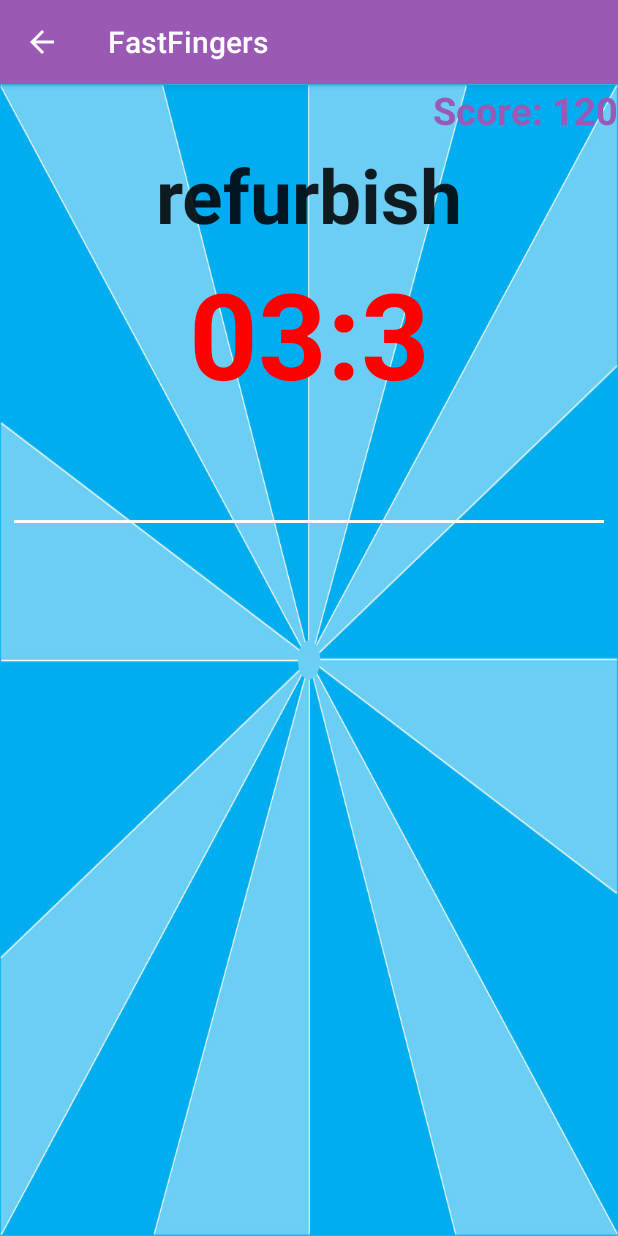
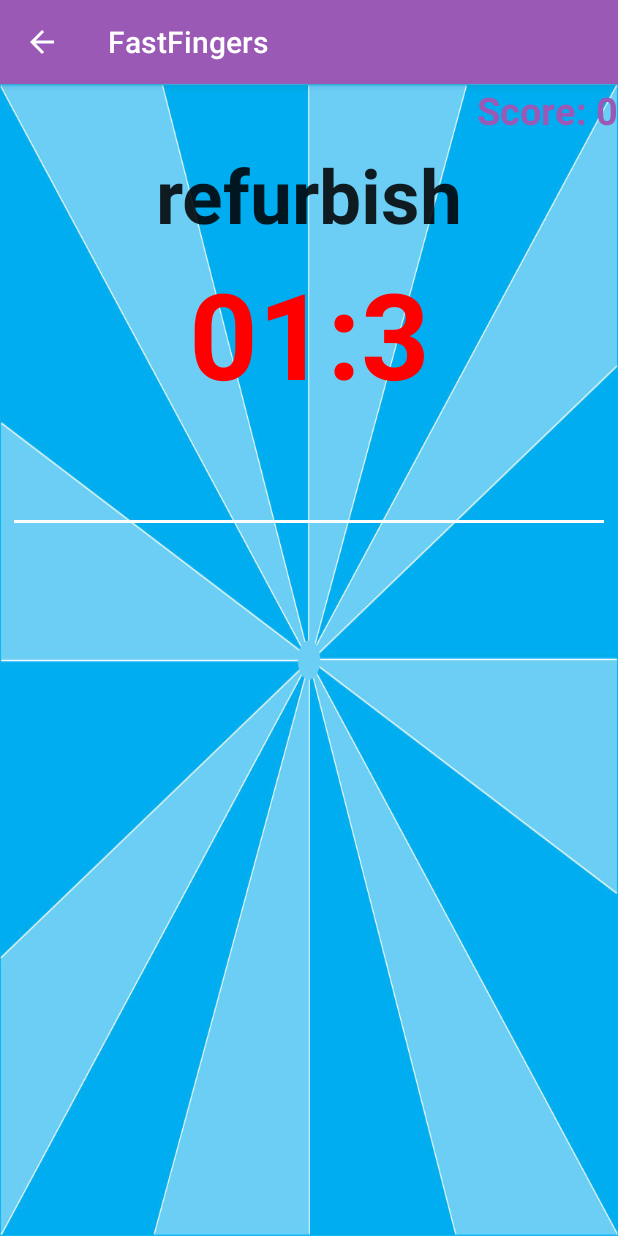
Before and after one commit to juancruzgs/FastFingers, an Android app: the GameActivity screen opened directly, with no data from a screen before it, on a phone screen of 412 x 824 dp. Run offline under Robolectric (Android 15) with nearby library versions, the phone set to English and light mode, and no system bars; 1 statement that could not run was skipped.

Commit message:
Score. Try Again.

```diff
--- a/app/src/main/java/com/mobilemakers/fastfingers/GameActivity.java
+++ b/app/src/main/java/com/mobilemakers/fastfingers/GameActivity.java
@@ -6,7 +6,25 @@ import android.view.Menu;
 import android.view.MenuItem;
 
 
-public class GameActivity extends ActionBarActivity {
+public class GameActivity extends ActionBarActivity implements GameFragment.OnTimeIsOverListener, LoseFragment.OnTryAgainListener{
+
+    @Override
+    public void onTimeIsOver(long score) {
+        LoseFragment loseFragment = new LoseFragment();
+        Bundle bundle = new Bundle();
+        bundle.putLong(LoseFragment.SCORE, score);
+        loseFragment.setArguments(bundle);
+        getSupportFragmentManager().beginTransaction()
+                .replace(R.id.container, loseFragment)
+                .commit();
+    }
+
+    @Override
+    public void onTryAgain() {
+        getSupportFragmentManager().beginTransaction()
+                .replace(R.id.container, new GameFragment())
+                .commit();
+    }
 
     @Override
     protected void onCreate(Bundle savedInstanceState) {
--- a/app/src/main/java/com/mobilemakers/fastfingers/GameFragment.java
+++ b/app/src/main/java/com/mobilemakers/fastfingers/GameFragment.java
@@ -1,5 +1,6 @@
 package com.mobilemakers.fastfingers;
 
+import android.app.Activity;
 import android.graphics.Color;
 import android.os.Bundle;
 import android.os.CountDownTimer;
@@ -22,16 +23,39 @@ import java.util.Random;
  */
 public class GameFragment extends Fragment {
 
-    final static long TOTAL_SCORE_PER_WORD = 6000;
+    final static long TOTAL_SCORE_PER_WORD = 4000;
     final static long COUNT_DOWN_INTERVAL = 100;
 
     TextView mTextViewTimer;
     TextView mTextViewWord;
+    TextView mTextViewActualScore;
+    EditText mEditTextWord;
     CountDown mCounter;
     Random mRandom;
     String[] mWords;
     long mScore;
     long mScorePerWord;
+
+    OnTimeIsOverListener mCallback;
+
+    // Container Activity must implement this interface
+    public interface OnTimeIsOverListener {
+        public void onTimeIsOver(long score);
+    }
+
+    @Override
+    public void onAttach(Activity activity) {
+        super.onAttach(activity);
+
+        // This makes sure that the container activity has implemented
+        // the callback interface. If not, it throws an exception
+        try {
+            mCallback = (OnTimeIsOverListener) activity;
+        } catch (ClassCastException e) {
+            throw new ClassCastException(activity.toString()
+                    + " must implement OnTimeIsOverListener");
+        }
+    }
 
     public GameFragment() {
     }
@@ -51,6 +75,7 @@ public class GameFragment extends Fragment {
     private void wireUpViews(View rootView) {
         mTextViewWord = (TextView)rootView.findViewById(R.id.text_view_word);
         mTextViewTimer = (TextView)rootView.findViewById(R.id.text_view_timer);
+        mTextViewActualScore = (TextView)rootView.findViewById(R.id.text_view_actual_score);
     }
 
     private void startCountDown() {
@@ -60,11 +85,11 @@ public class GameFragment extends Fragment {
     }
 
     private void prepareEditText(View rootView) {
-        final EditText editTextWord = (EditText)rootView.findViewById(R.id.edit_text_insert_word);
-        if(editTextWord.requestFocus()) {
-            getActivity().getWindow().setSoftInputMode(WindowManager.LayoutParams.SOFT_INPUT_STATE_ALWAYS_VISIBLE);
+        mEditTextWord = (EditText)rootView.findViewById(R.id.edit_text_insert_word);
+        if(mEditTextWord.requestFocus()) {
+            getActivity().getWindow().setSoftInputMode(WindowManager.LayoutParams.SOFT_INPUT_STATE_VISIBLE);
         }
-        editTextWord.addTextChangedListener(new TextWatcher() {
+        mEditTextWord.addTextChangedListener(new TextWatcher() {
             @Override
             public void beforeTextChanged(CharSequence s, int start, int count, int after) {
 
@@ -79,28 +104,24 @@ public class GameFragment extends Fragment {
             public void afterTextChanged(Editable s) {
 
                 if (s.toString().equals(mTextViewWord.getText().toString())) {
-                    editTextWord.getText().clear();
+                    mEditTextWord.getText().clear();
                     mScore += mScorePerWord;
-                    Log.d("mScore", String.valueOf(mScore));
+                    mTextViewActualScore.setText(String.format(getString(R.string.actual_score), mScore));
                     restartCountDown();
-                    //TODO Decrement time (create new countdown)
-                }
-                else
-                {
+                } else {
                     String word = mTextViewWord.getText().toString();
                     String wordToCompare = null;
                     try {
-                        wordToCompare = word.substring(0,s.length());
+                        wordToCompare = word.substring(0, s.length());
                     } catch (Exception e) {
                         //s.length > word.length
-                        editTextWord.setTextColor(Color.parseColor("red"));
+                        mEditTextWord.setTextColor(Color.parseColor("red"));
                     }
 
-                    if (s.toString().equals(wordToCompare)){
-                        editTextWord.setTextColor(Color.parseColor("green"));
-                    }
-                    else {
-                        editTextWord.setTextColor(Color.parseColor("red"));
+                    if (s.toString().equals(wordToCompare)) {
+                        mEditTextWord.setTextColor(Color.parseColor("green"));
+                    } else {
+                        mEditTextWord.setTextColor(Color.parseColor("red"));
                     }
                 }
             }
@@ -144,11 +165,8 @@ public class GameFragment extends Fragment {
 
         @Override
         public void onFinish() {
-            //TODO You Lose and show score
-            mTextViewTimer.setText("You lose");
-            Toast.makeText(getActivity(), String.valueOf(mScore), Toast.LENGTH_LONG).show();
-            mScore = 0;
             cancel();
+            mCallback.onTimeIsOver(mScore);
         }
     }
 }
--- a/app/src/main/res/layout/fragment_game.xml
+++ b/app/src/main/res/layout/fragment_game.xml
@@ -9,8 +9,8 @@
         android:layout_width="wrap_content"
         android:layout_height="wrap_content"
         android:textAppearance="?android:attr/textAppearanceMedium"
-        android:text="Score: 120"
-        android:id="@+id/textView"
+        android:text="Score: 0"
+        android:id="@+id/text_view_actual_score"
         android:layout_gravity="right"
         android:textSize="25dp"
         android:textColor="#9b59b6"
--- a/app/src/main/res/values/strings.xml
+++ b/app/src/main/res/values/strings.xml
@@ -10,5 +10,7 @@
     <string name="button_survival">Survival</string>
     <string name="button_hardcore">Hardcore</string>
     <string name="title_activity_game">FastFingers</string>
+    <string name="your_score">Your Score: %d</string>
+    <string name="actual_score">Score: %d</string>
 
 </resources>
```
Also changed, not shown: app/src/main/java/com/mobilemakers/fastfingers/LoseFragment.java (added, +79 -0 lines), app/src/main/res/layout/fragment_time_is_over.xml (added, +48 -0 lines), app/src/main/res/layout/fragment_time_over.xml (deleted, +0 -51 lines).
